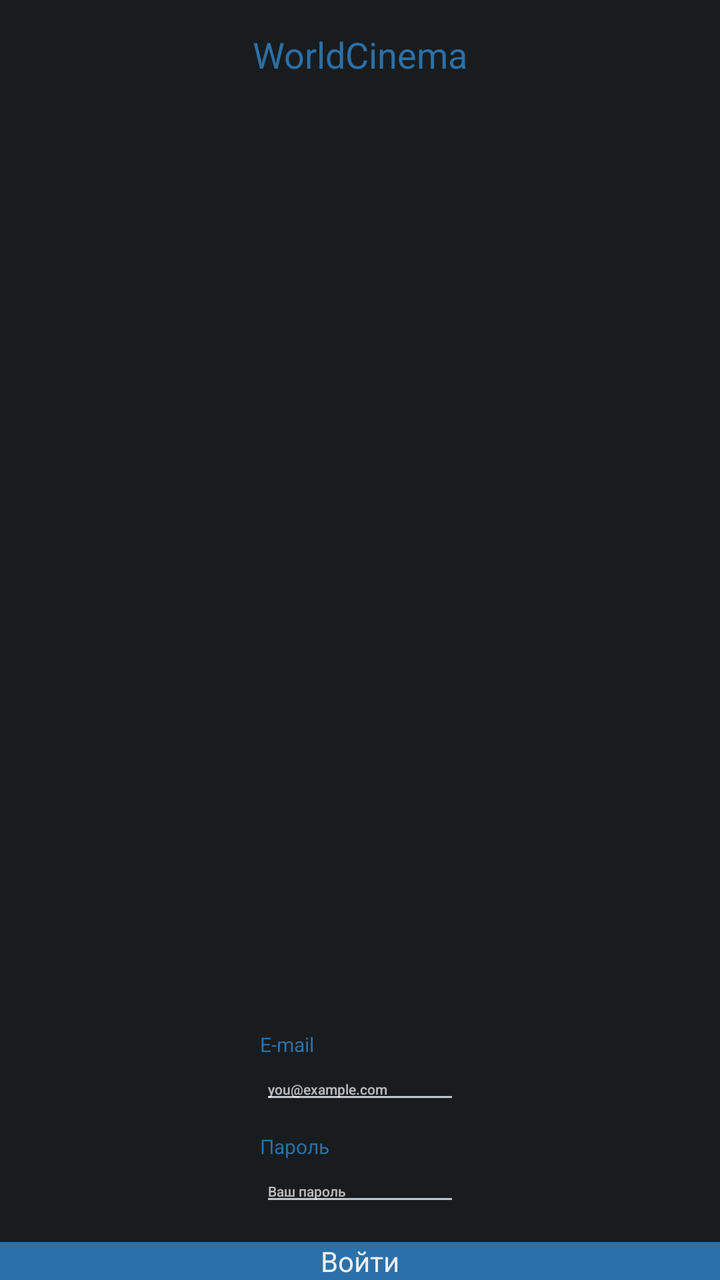
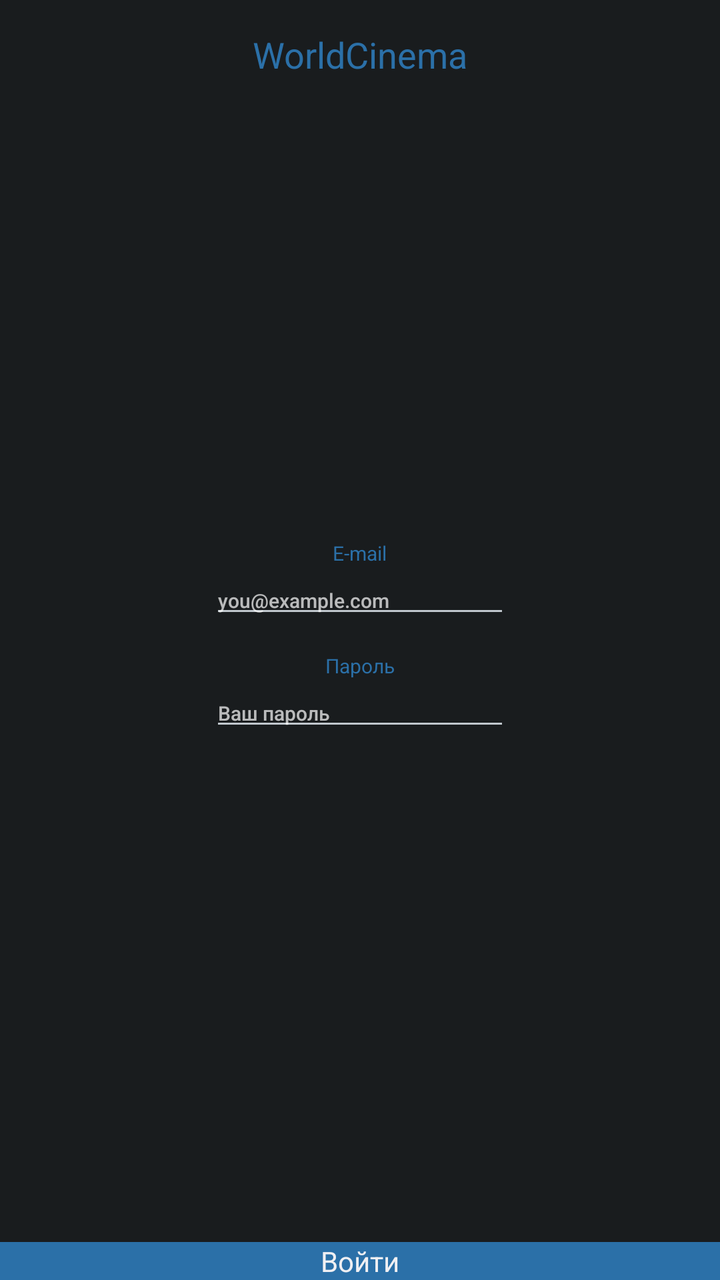

An Android layout rendered at two revisions. The XML below is the earlier revision; the diff shows what the commit changed to produce the second picture.
<!-- AndroidManifest.xml: application theme android:Theme.DeviceDefault -->
<!-- res/layout/fragment_login.xml -->
<?xml version="1.0" encoding="utf-8"?>
<RelativeLayout xmlns:android="http://schemas.android.com/apk/res/android"
    xmlns:tools="http://schemas.android.com/tools"
    android:layout_width="match_parent"
    android:layout_height="match_parent"
    tools:context=".LoginFragment">

    <TextView
        android:layout_width="match_parent"
        android:layout_height="wrap_content"
        android:text="@string/worldcinema"
        android:textColor="@color/blue"
        android:textSize="18sp"
        android:textAlignment="center"
        android:paddingTop="15sp"/>

    <LinearLayout
        android:layout_width="wrap_content"
        android:layout_height="wrap_content"
        android:layout_alignParentBottom="true"
        android:layout_marginEnd="61dp"
        android:layout_marginBottom="83dp"
        android:layout_centerHorizontal="true"
        android:orientation="vertical">

        <TextView
            android:layout_width="wrap_content"
            android:layout_height="wrap_content"
            android:text="@string/e_mail"
            android:textColor="@color/blue"
            android:textSize="10sp" />

        <EditText
            android:id="@+id/emailInput"
            android:layout_width="100dp"
            android:layout_height="wrap_content"
            android:hint="@string/you_example_com"
            android:textSize="7sp" />

    </LinearLayout>

    <LinearLayout
        android:layout_width="wrap_content"
        android:layout_height="wrap_content"
        android:layout_alignParentBottom="true"
        android:layout_centerHorizontal="true"
        android:layout_marginEnd="61dp"
        android:layout_marginBottom="32dp"
        android:orientation="vertical">

        <TextView
            android:layout_width="wrap_content"
            android:layout_height="wrap_content"
            android:text="@string/password"
            android:textColor="@color/blue"
            android:textSize="10sp" />

        <EditText
            android:id="@+id/passInput"
            android:layout_width="100dp"
            android:layout_height="wrap_content"
            android:hint="@string/YourPassword"
            android:textSize="7sp" />

    </LinearLayout>

    <androidx.appcompat.widget.AppCompatButton
        android:id="@+id/btnLogin"
        android:layout_width="match_parent"
        android:layout_height="wrap_content"
        android:layout_alignParentBottom="true"
        android:layout_marginBottom="0dp"
        android:background="@color/blue"
        android:text="@string/Login"
        android:textAlignment="center" />

</RelativeLayout>
<!-- resources referenced by this layout -->
<resources>
  <color name="blue">#2B70A8</color>
  <string name="Login">Войти</string>
  <string name="YourPassword">Ваш пароль</string>
  <string name="e_mail">E-mail</string>
  <string name="password">Пароль</string>
  <string name="worldcinema">WorldCinema</string>
  <string name="you_example_com">you@example.com</string>
</resources>

<!-- the commit's change to res/layout/fragment_login.xml (unified diff, before → after) -->
@@ -1,77 +1,70 @@
 <?xml version="1.0" encoding="utf-8"?>
-<RelativeLayout xmlns:android="http://schemas.android.com/apk/res/android"
+<androidx.core.widget.NestedScrollView xmlns:android="http://schemas.android.com/apk/res/android"
     xmlns:tools="http://schemas.android.com/tools"
     android:layout_width="match_parent"
     android:layout_height="match_parent"
+    android:fillViewport="true"
     tools:context=".LoginFragment">
 
-    <TextView
+    <RelativeLayout
         android:layout_width="match_parent"
-        android:layout_height="wrap_content"
-        android:text="@string/worldcinema"
-        android:textColor="@color/blue"
-        android:textSize="18sp"
-        android:textAlignment="center"
-        android:paddingTop="15sp"/>
-
-    <LinearLayout
-        android:layout_width="wrap_content"
-        android:layout_height="wrap_content"
-        android:layout_alignParentBottom="true"
-        android:layout_marginEnd="61dp"
-        android:layout_marginBottom="83dp"
-        android:layout_centerHorizontal="true"
-        android:orientation="vertical">
+        android:layout_height="match_parent">
 
         <TextView
+            android:layout_width="match_parent"
+            android:layout_height="wrap_content"
+            android:text="@string/worldcinema"
+            android:textColor="@color/blue"
+            android:textSize="18sp"
+            android:textAlignment="center"
+            android:paddingTop="15sp"/>
+
+        <LinearLayout
             android:layout_width="wrap_content"
             android:layout_height="wrap_content"
-            android:text="@string/e_mail"
-            android:textColor="@color/blue"
-            android:textSize="10sp" />
+            android:layout_centerInParent="true"
+            android:orientation="vertical"
+            android:gravity="center_horizontal">
 
-        <EditText
-            android:id="@+id/emailInput"
-            android:layout_width="100dp"
+            <TextView
+                android:layout_width="wrap_content"
+                android:layout_height="wrap_content"
+                android:text="@string/e_mail"
+                android:textColor="@color/blue"
+                android:textSize="10sp" />
+
+            <EditText
+                android:id="@+id/emailInput"
+                android:layout_width="150dp"
+                android:layout_height="wrap_content"
+                android:hint="@string/you_example_com"
+                android:textSize="10sp"
+                android:layout_marginBottom="12dp"/>
+
+            <TextView
+                android:layout_width="wrap_content"
+                android:layout_height="wrap_content"
+                android:text="@string/password"
+                android:textColor="@color/blue"
+                android:textSize="10sp" />
+
+            <EditText
+                android:id="@+id/passInput"
+                android:layout_width="150dp"
+                android:layout_height="wrap_content"
+                android:hint="@string/YourPassword"
+                android:textSize="10sp" />
+
+        </LinearLayout>
+
+        <androidx.appcompat.widget.AppCompatButton
+            android:id="@+id/btnLogin"
+            android:layout_width="match_parent"
             android:layout_height="wrap_content"
-            android:hint="@string/you_example_com"
-            android:textSize="7sp" />
+            android:layout_alignParentBottom="true"
+            android:background="@color/blue"
+            android:text="@string/Login"
+            android:textAlignment="center" />
 
-    </LinearLayout>
-
-    <LinearLayout
-        android:layout_width="wrap_content"
-        android:layout_height="wrap_content"
-        android:layout_alignParentBottom="true"
-        android:layout_centerHorizontal="true"
-        android:layout_marginEnd="61dp"
-        android:layout_marginBottom="32dp"
-        android:orientation="vertical">
-
-        <TextView
-            android:layout_width="wrap_content"
-            android:layout_height="wrap_content"
-            android:text="@string/password"
-            android:textColor="@color/blue"
-            android:textSize="10sp" />
-
-        <EditText
-            android:id="@+id/passInput"
-            android:layout_width="100dp"
-            android:layout_height="wrap_content"
-            android:hint="@string/YourPassword"
-            android:textSize="7sp" />
-
-    </LinearLayout>
-
-    <androidx.appcompat.widget.AppCompatButton
-        android:id="@+id/btnLogin"
-        android:layout_width="match_parent"
-        android:layout_height="wrap_content"
-        android:layout_alignParentBottom="true"
-        android:layout_marginBottom="0dp"
-        android:background="@color/blue"
-        android:text="@string/Login"
-        android:textAlignment="center" />
-
-</RelativeLayout>
+    </RelativeLayout>
+</androidx.core.widget.NestedScrollView>
